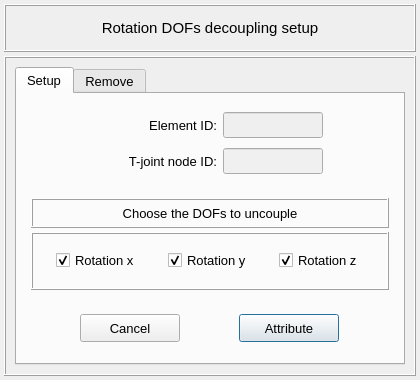
Old version of the form pulse/interface/data/ui_files/model/setup/structural/b2p_decoupling_rotation_dofs_input.ui in the repository open-pulse/OpenPulse.
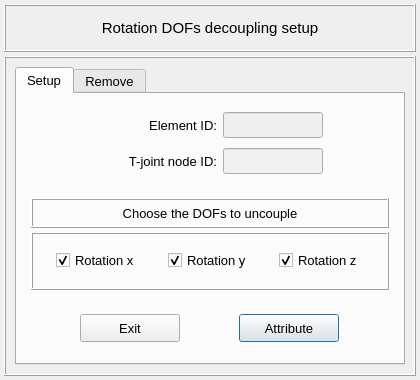
New version of the form.

Commit message: Replace the button text "Cancel" by "Exit"

The edit to the form file:
```diff
--- a/pulse/interface/data/ui_files/model/setup/structural/b2p_decoupling_rotation_dofs_input.ui
+++ b/pulse/interface/data/ui_files/model/setup/structural/b2p_decoupling_rotation_dofs_input.ui
@@ -633,7 +633,7 @@
                 <string notr="true"/>
                </property>
                <property name="text">
-                <string>Cancel</string>
+                <string>Exit</string>
                </property>
               </widget>
              </item>
```
Left out of the diff: 4 changed lines with no effect on the pictures. The commit also changes 75 other files.
